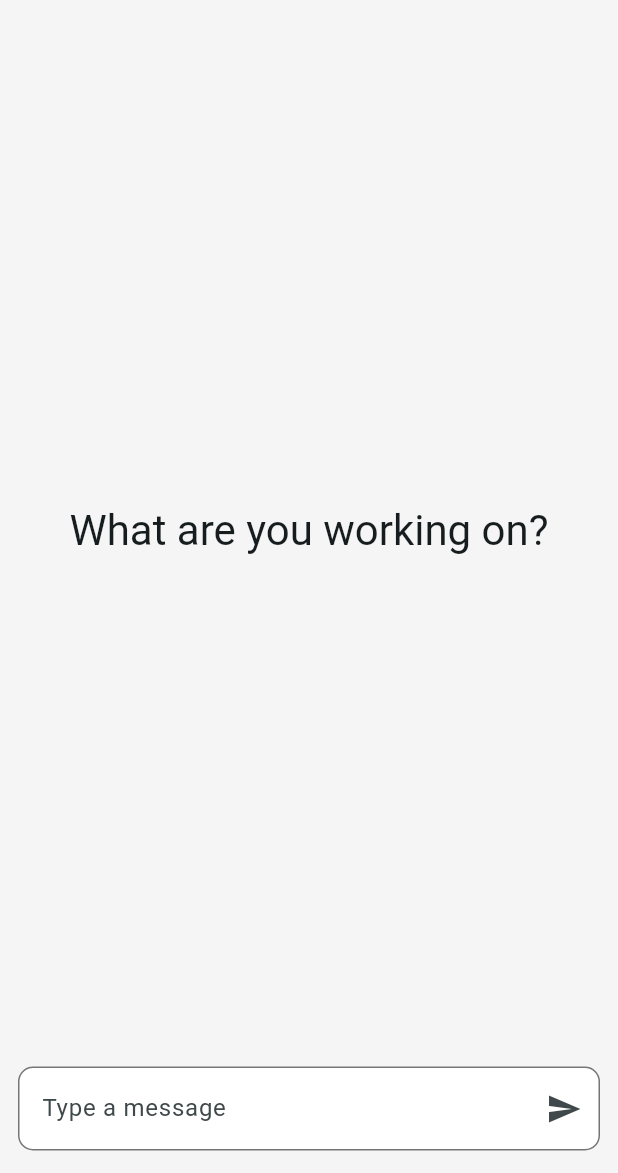
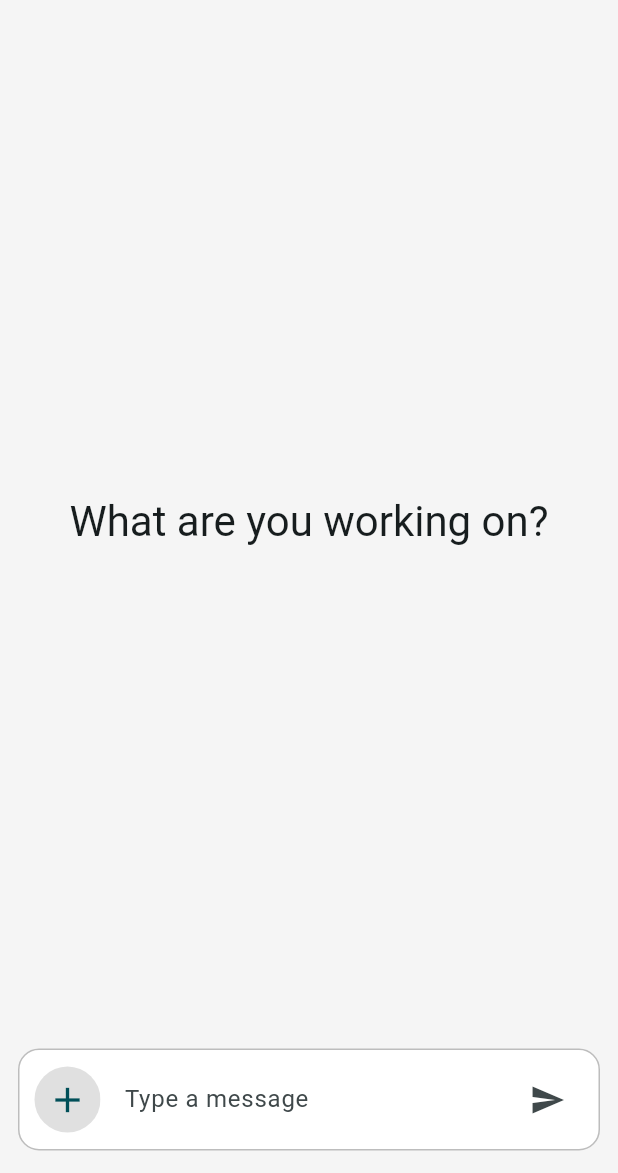
Before and after one commit to abdelrhmanMohamed-svg/sigma_chat, a Flutter app: the screen it shows after launch, on a phone screen of 412 x 824 dp, the part 63-1236 px from its top. Run offline on Flutter 3.47's test engine with Material 3 defaults, Android fonts, the phone set to English and light mode, and no system bars; drawn by our look-alikes of animated_text_kit; our stand-ins replace bubble, firebase_ai, firebase_core, flutter_bloc, hive, hive_flutter and 1 more; accounts and stored records are empty.

Commit message:
add the native device services [image pick from camera and gallery]

```diff
--- /dev/null
+++ b/devtools_options.yaml
@@ -0,0 +1,3 @@
+description: This file stores settings for Dart & Flutter DevTools.
+documentation: https://docs.flutter.dev/tools/devtools/extensions#configure-extension-enablement-states
+extensions:
--- a/lib/models/message_model.dart
+++ b/lib/models/message_model.dart
@@ -1,3 +1,5 @@
+import 'dart:io';
+
 import 'package:hive/hive.dart';
 part 'message_model.g.dart';
 
@@ -11,12 +13,14 @@ class MessageModel {
   final bool isUser;
   @HiveField(3)
   final DateTime time;
+  @HiveField(4)
+  final File? image;
+
   MessageModel({
     required this.id,
     required this.text,
     required this.isUser,
     required this.time,
+    this.image,
   });
-
-
 }
--- a/lib/utils/theme/app_color.dart
+++ b/lib/utils/theme/app_color.dart
@@ -6,6 +6,7 @@ class AppColor {
   static const Color secondary = Colors.black45;
   static Color gray300 = Colors.grey.shade300;
   static Color gray200 = Colors.grey.shade200;
+  static Color gray400 = Colors.grey.shade400;
   static const Color red = Colors.red;
   static const Color blue = Colors.blue;
   static const Color black = Colors.black54;
--- a/lib/utils/theme/app_theme.dart
+++ b/lib/utils/theme/app_theme.dart
@@ -12,22 +12,21 @@ class AppTheme {
       backgroundColor: AppColor.background,
     ),
     inputDecorationTheme: InputDecorationTheme(
-
       border: OutlineInputBorder(
-        borderRadius: BorderRadius.circular(10),
-        borderSide: BorderSide(color: AppColor.black),
+        borderRadius: BorderRadius.circular(14.0),
+        borderSide: BorderSide.none,
       ),
       enabledBorder: OutlineInputBorder(
-        borderRadius: BorderRadius.circular(10),
-        borderSide: BorderSide(color: AppColor.black),
+        borderRadius: BorderRadius.circular(14.0),
+        borderSide: BorderSide.none,
       ),
       focusedBorder: OutlineInputBorder(
-        borderRadius: BorderRadius.circular(10),
-        borderSide: BorderSide(color: AppColor.black),
+        borderRadius: BorderRadius.circular(14.0),
+        borderSide: BorderSide.none,
       ),
       errorBorder: OutlineInputBorder(
-        borderRadius: BorderRadius.circular(10),
-        borderSide: BorderSide(color: AppColor.red),
+        borderRadius: BorderRadius.circular(14.0),
+        borderSide: BorderSide.none,
       ),
       fillColor: AppColor.primary,
       filled: true,
--- a/lib/view_model/chat/chat_state.dart
+++ b/lib/view_model/chat/chat_state.dart
@@ -24,3 +24,10 @@ final class MessageSentFailed extends ChatState {
   final String message;
   const MessageSentFailed(this.message);
 }
+
+final class ImagePicked extends ChatState {
+  final File? image;
+
+  const ImagePicked(this.image);
+
+}
--- a/lib/views/pages/chat_page.dart
+++ b/lib/views/pages/chat_page.dart
@@ -1,7 +1,9 @@
 import 'package:flutter/material.dart';
 import 'package:flutter_bloc/flutter_bloc.dart';
+import 'package:sgima_chat/utils/theme/app_color.dart';
 import 'package:sgima_chat/view_model/chat/chat_cubit.dart';
 import 'package:sgima_chat/views/widgets/card_message.dart';
+import 'package:sgima_chat/views/widgets/custom_bottom_sheet_item.dart';
 import 'package:sgima_chat/views/widgets/empty_state.dart';
 
 class ChatPage extends StatefulWidget {
@@ -55,13 +57,13 @@ class _ChatPageState extends State<ChatPage> {
             children: [
               Expanded(
                 child: BlocConsumer<ChatCubit, ChatState>(
-                  listenWhen: (previous, current) => current is MessageSentFailed||current is ChatSucess,
+                  listenWhen: (previous, current) =>
+                      current is MessageSentFailed || current is ChatSucess,
                   listener: (context, state) {
                     if (state is MessageSentFailed) {
-                      ScaffoldMessenger.of(context).showSnackBar(
-                        SnackBar(content: Text(state.message)),
-                      );
-
+                      ScaffoldMessenger.of(
+                        context,
+                      ).showSnackBar(SnackBar(content: Text(state.message)));
                     }
                     if (state is ChatSucess) {
                       _scrollToBottom();
@@ -116,7 +118,69 @@ class _ChatPageState extends State<ChatPage> {
                 ),
               ),
               SizedBox(height: size.height * 0.04),
-              TextField(
+              Container(
+                padding: const EdgeInsets.symmetric(
+                  horizontal: 10.0,
+                  vertical: 5.0,
+                ),
+                decoration: BoxDecoration(
+                  color: AppColor.primary,
+                  borderRadius: BorderRadius.circular(14.0),
+                  border: Border.all(color: AppColor.gray400),
+                ),
+                child: Column(
+                  crossAxisAlignment: CrossAxisAlignment.start,
+
+                  children: [
+                    BlocBuilder<ChatCubit, ChatState>(
+                      bloc: chatCubit,
+                      buildWhen: (previous, current) => current is ImagePicked,
+                      builder: (context, state) {
+                        if (state is ImagePicked) {
+                          final image = state.image;
+                          if (image == null) return SizedBox.shrink();
+                          return Stack(
+                            children: [
+                              ClipRRect(
+                                borderRadius: BorderRadius.circular(10.0),
+                                child: Image.file(
+                                  image,
+                                  height: size.height * 0.13,
+                                  width: size.width * 0.3,
+                                  fit: BoxFit.cover,
+                                ),
+                              ),
+                              Positioned(
+                                top: 3,
+                                right: 3,
+                                child: InkWell(
+                                  onTap: () => chatCubit.removeImage(),
+                                  child: CircleAvatar(
+                                    backgroundColor: AppColor.gray300,
+                                    radius: 15,
+                                    child: Icon(Icons.close),
+                                  ),
+                                ),
+                              ),
+                            ],
+                          );
+                        }
+                        return SizedBox.shrink();
+                      },
+                    ),
+                    Row(
+                      children: [
+                        CircleAvatar(
+                          backgroundColor: AppColor.gray300,
+                          radius: 22,
+                          child: IconButton(
+                            onPressed: () => _showBottomSheet(context),
+                            icon: Icon(Icons.add, size: 28),
+                          ),
+                        ),
+
+                        Expanded(
+                          child: TextField(
                             controller: textController,
                             onSubmitted: (value) async {
                               if (textController.text.isEmpty) return;
@@ -141,13 +205,16 @@ class _ChatPageState extends State<ChatPage> {
                                   if (state is SendingMessage) {
                                     return Transform.scale(
                                       scale: 0.5,
-                          child: CircularProgressIndicator.adaptive(),
+                                      child:
+                                          CircularProgressIndicator.adaptive(),
                                     );
                                   }
                                   return InkWell(
                                     onTap: () async {
                                       if (textController.text.isEmpty) return;
-                          await chatCubit.sendMessage(textController.text);
+                                      await chatCubit.sendMessage(
+                                        textController.text,
+                                      );
                                       textController.clear();
                                       //_scrollToBottom();
                                     },
@@ -157,10 +224,69 @@ class _ChatPageState extends State<ChatPage> {
                               ),
                             ),
                           ),
+                        ),
+                      ],
+                    ),
+                  ],
+                ),
+              ),
             ],
           ),
         ),
       ),
     );
   }
+
+  void _showBottomSheet(BuildContext context) {
+    final size = MediaQuery.sizeOf(context);
+    final chatCubit = BlocProvider.of<ChatCubit>(context);
+
+    showModalBottomSheet(
+      clipBehavior: Clip.hardEdge,
+      context: context,
+      builder: (_) {
+        return SizedBox(
+          height: size.height * 0.4,
+          width: size.width,
+          child: Padding(
+            padding: const EdgeInsets.symmetric(
+              horizontal: 25.0,
+              vertical: 30.0,
+            ),
+            child: Column(
+              children: [
+                Row(
+                  children: [
+                    CustomBottomSheetItem(
+                      onTap: () async {
+                        await chatCubit.pickImageFormCamera();
+                        Navigator.pop(context);
+                      },
+                      icon: Icons.camera_alt_outlined,
+                      label: "Camera",
+                    ),
+                    SizedBox(width: size.width * 0.05),
+                    CustomBottomSheetItem(
+                      onTap: () async {
+                        await chatCubit.pickImageFormGallery();
+                        Navigator.pop(context);
+                      },
+                      icon: Icons.image_outlined,
+                      label: "Gallery",
+                    ),
+                    SizedBox(width: size.width * 0.05),
+                    CustomBottomSheetItem(
+                      onTap: () {},
+                      icon: Icons.file_open_outlined,
+                      label: "Files",
+                    ),
+                  ],
+                ),
+              ],
+            ),
+          ),
+        );
+      },
+    );
   }
+}
```
Also changed, not shown: lib/services/chat_services.dart (+14 -2 lines), lib/services/native_services.dart (added, +28 -0 lines), lib/view_model/chat/chat_cubit.dart (+25 -0 lines), lib/views/widgets/custom_bottom_sheet_item.dart (added, +40 -0 lines), lib/models/message_model.g.dart. Lines whose indentation alone changed are shown as unchanged.
